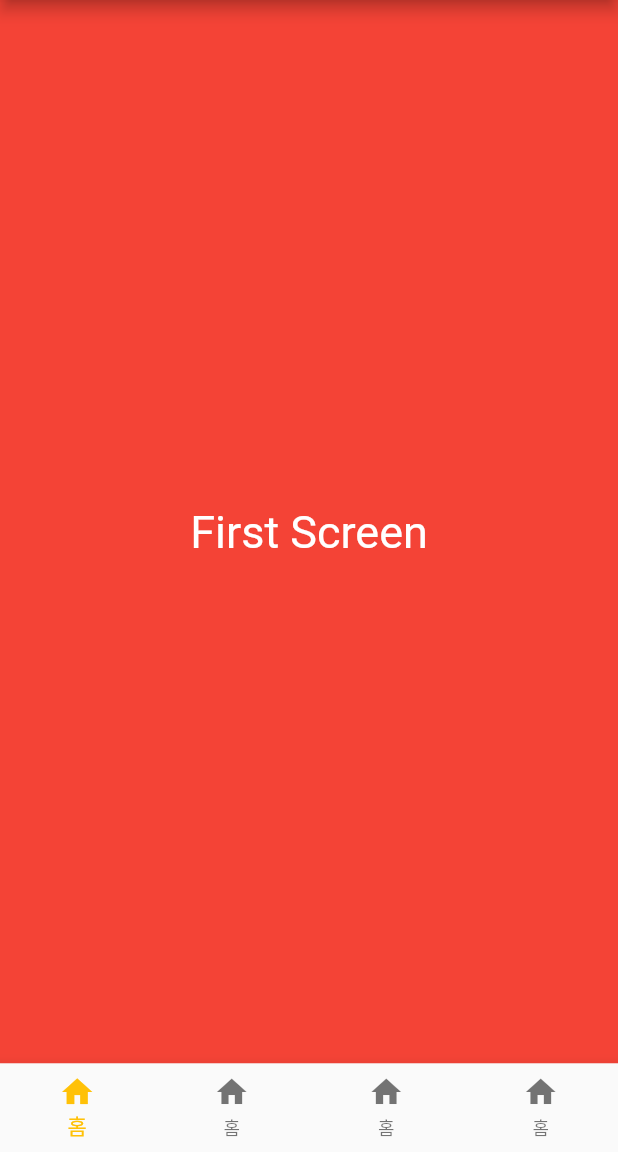
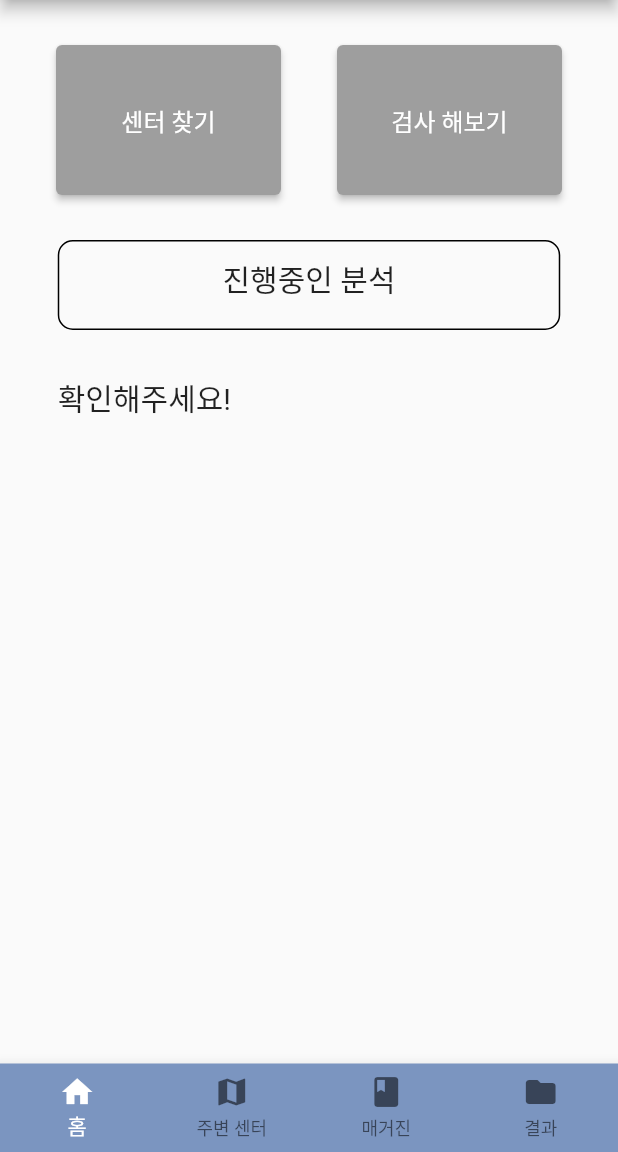
Before and after one commit to yejineeeeee/23-KDT-Hackerthon, a Flutter app: the screen it shows after launch, on a phone screen of 412 x 824 dp, the part 84-1236 px from its top. Run offline on Flutter 3.47's test engine with Material 2 defaults, Android fonts, the phone set to English and light mode, and no system bars; our stand-ins replace image_picker.

Commit message:
First Screen almost done

```diff
--- a/HTP_flutter/lib/bottom_navigation.dart
+++ b/HTP_flutter/lib/bottom_navigation.dart
@@ -22,7 +22,8 @@ class BottomNavigation extends StatelessWidget {
         TabItem.values[index],
       ),
       currentIndex: currentTab.index,
-      selectedItemColor: Colors.amber,
+      selectedItemColor: Color(0xFFFFFFFF),
+      backgroundColor: Color(0xFF7B95C0),
     );
   }
 
--- /dev/null
+++ b/HTP_flutter/lib/check_before_test.dart
@@ -0,0 +1,28 @@
+import 'package:flutter/material.dart';
+
+class CheckBeforeTestScreen extends StatelessWidget {
+  const CheckBeforeTestScreen({Key? key}): super(key: key);
+
+  @override
+  Widget build(BuildContext context) {
+    return MaterialApp(
+      debugShowCheckedModeBanner: false,
+      home: Scaffold(
+        appBar: AppBar(
+          backgroundColor: Color(0xFF597F67),
+          title: Text('확인해 주세요'),
+        ),
+        body: Container(
+          child: Column(
+            children: [
+              Text('가장 편안하고 즐거운 상태에서 그림을 그려주세요'),
+              Text('아이가 그림을 그리는 동안 모든 질문에는 "마음대로 해"라고 말해주세요'),
+              Text('유아는 8철 스케치북에 그리도록 해주세요'),
+              Text('초등학생 이상, 성인은 A4용지에 그리세요'),
+            ]
+          )
+        )
+      )
+    );
+  }
+}
--- a/HTP_flutter/lib/first_screen.dart
+++ b/HTP_flutter/lib/first_screen.dart
@@ -1,4 +1,5 @@
 import 'package:flutter/material.dart';
+import 'test_standby.dart';
 
 class FirstScreen extends StatelessWidget {
   const FirstScreen({Key? key}): super(key: key);
@@ -6,23 +7,97 @@ class FirstScreen extends StatelessWidget {
   @override
   Widget build(BuildContext context) {
     return MaterialApp(
+      debugShowCheckedModeBanner: false,
       home: Scaffold(
         appBar: AppBar(
           backgroundColor: Color(0xFF7B95C0),
           title: Text('Mind Decoder'),
         ),
         body: Container(
-          color: Colors.red,
-          child: Center(
-            child: Column(
-              mainAxisAlignment: MainAxisAlignment.center,
-              children: [
-                Text(
-                  'First Screen',
-                  style:  TextStyle(color: Colors.white, fontSize: 30),
+          child: Column(
+            children: [
+              Row(
+                mainAxisAlignment: MainAxisAlignment.spaceEvenly,
+                children: [
+                  Container(
+                    margin: const EdgeInsets.fromLTRB(0, 30, 0, 0),
+                    width: 150,
+                    height: 100,
+                    child: ElevatedButton(
+                      onPressed: () {
+                        // Navigator.push();
+                      },
+                      style: ButtonStyle(
+                        backgroundColor: MaterialStateProperty.all<Color>(Colors.grey)
+                      ),
+                      child: const Text(
+                        '센터 찾기',
+                        style: TextStyle(fontSize: 16),
+                      ),
+                    ),
+                  ),
+                  Container(
+                    margin: const EdgeInsets.fromLTRB(0, 30, 0, 0),
+                    width: 150,
+                    height: 100,
+                    child: ElevatedButton(
+                      onPressed: () {
+                        Navigator.push(
+                          context,
+                          MaterialPageRoute(
+                            builder: (context) => const TestStandbyScreen()
+                          )
+                        );
+                      },
+                      style: ButtonStyle(
+                        backgroundColor: MaterialStateProperty.all<Color>(Colors.grey)
+                      ),
+                      child: const Text(
+                        '검사 해보기',
+                        style: TextStyle(fontSize: 16),
+                      ),
+                    )
+                  ),
+                ],
+              ),
+              Container(
+                margin: const EdgeInsets.fromLTRB(0, 30, 0, 0),
+                width: 335,
+                height: 60,
+                decoration: BoxDecoration(
+                  border: Border.all(
+                    color: Colors.black,
+                    width: 1,
+                  ),
+                  borderRadius: BorderRadius.circular(10)
                 ),
-              ]
-            )
+                child: const Text(
+                  '진행중인 분석',
+                  style: TextStyle(
+                    height: 2.1,
+                    fontSize: 20,
+                    fontWeight: FontWeight.w400,
+                  ),
+                  textAlign: TextAlign.center,
+                ),
+              ),
+              Container(
+                margin: const EdgeInsets.fromLTRB(0, 30, 0, 0),
+                width: 335,
+                height: 60,
+                child: const Text(
+                  '확인해주세요!',
+                  style: TextStyle(
+                    fontSize: 20,
+                    fontWeight: FontWeight.w400,
+                  ),
+                  textAlign: TextAlign.start,
+                ),
+              ),
+              Row(
+                // 슬라이드 만들어야 함
+              )
+            ],
           )
         )
       )
--- a/HTP_flutter/lib/fourth_screen.dart
+++ b/HTP_flutter/lib/fourth_screen.dart
@@ -6,6 +6,7 @@ class FourthScreen extends StatelessWidget {
   @override
   Widget build(BuildContext context) {
     return MaterialApp(
+        debugShowCheckedModeBanner: false,
         home: Scaffold(
             appBar: AppBar(
               backgroundColor: Color(0xFF7B95C0),
--- /dev/null
+++ b/HTP_flutter/lib/how_to_upload_picture.dart
@@ -0,0 +1,48 @@
+import 'package:flutter/material.dart';
+
+class HowToUploadPictureScreen extends StatelessWidget {
+  const HowToUploadPictureScreen({Key? key}): super(key: key);
+
+  @override
+  Widget build(BuildContext context) {
+    return MaterialApp(
+      debugShowCheckedModeBanner: false,
+      home: Scaffold(
+        appBar: AppBar(
+          backgroundColor: Color(0xFF597F67),
+          title: Text('그림 업로드 방법'),
+        ),
+        body: Container(
+          child: Column(
+            children: [
+              Text('1. 사진 촬영'),
+              Text('"사진 촬영" 버튼을 통해 사진 촬영 후 올려주세요'),
+              Column(
+                children: [
+                  Text('사진 촬영시 유의 사항'),
+                  Text('도화지 전체가 사진 안에 나오도록 촬영해주세요'),
+                  Text('종이는 바닥에 내려두고 촬영해주세요'),
+                  Text('종이와 대비되는 어두운색 배경 위에 조이를 올려두고 촬영해주세요'),
+                  Text('종이와 아이의 그림을 가릴 수 있는 물건은 잠시 옆에 치워두고 촬영해주세요'),
+                  Text('그림이 찢어지거나, 구겨진 경우 AI가 정확한 인식을 할 수 없으므로 그림을 다시 그려주세요'),
+                ],
+              ),
+              Text('2. 앨범에서 불러오기'),
+              Text('그림을 미리 촬영한 경우 "앨범에서 불러오기" 버튼을 통해 앨범에서 촬영한 그림을 올려주세요'),
+              Text('3. 사진 자르기'),
+              Column(
+                children: [
+                  Text('AI의 정확도를 톺이기 위해 아이의 그림을 제외한 배경은 잘라주세요'),
+                  Text('사진 자를 때 유의 사항'),
+                  Text('종의와 같은 크기로 아이의 그림이 모두 나오게 사진을 잘라주세요'),
+                  Text('그림이 돌아간 경우 회전을 통해 그림을 맞춰주세요'),
+                  Text('아이아 그린 그림까지 잘리지 않도록 유의해주세요'),
+                ],
+              ),
+            ]
+          )
+        )
+      )
+    );
+  }
+}
--- a/HTP_flutter/lib/navbar_items.dart
+++ b/HTP_flutter/lib/navbar_items.dart
@@ -6,15 +6,15 @@ List<BottomNavigationBarItem> navbarItems = [
     label: '홈'
   ),
   const BottomNavigationBarItem(
-    icon: Icon(Icons.home),
-    label: '홈'
+    icon: Icon(Icons.map),
+    label: '주변 센터'
   ),
   const BottomNavigationBarItem(
-    icon: Icon(Icons.home),
-    label: '홈'
+    icon: Icon(Icons.book),
+    label: '매거진'
   ),
   const BottomNavigationBarItem(
-    icon: Icon(Icons.home),
-    label: '홈'
+    icon: Icon(Icons.folder),
+    label: '결과'
   ),
 ];
--- a/HTP_flutter/lib/second_screen.dart
+++ b/HTP_flutter/lib/second_screen.dart
@@ -6,6 +6,7 @@ class SecondScreen extends StatelessWidget {
   @override
   Widget build(BuildContext context) {
     return MaterialApp(
+        debugShowCheckedModeBanner: false,
         home: Scaffold(
             appBar: AppBar(
               backgroundColor: Color(0xFF7B95C0),
--- a/HTP_flutter/lib/third_screen.dart
+++ b/HTP_flutter/lib/third_screen.dart
@@ -6,6 +6,7 @@ class ThirdScreen extends StatelessWidget {
   @override
   Widget build(BuildContext context) {
     return MaterialApp(
+        debugShowCheckedModeBanner: false,
         home: Scaffold(
             appBar: AppBar(
               backgroundColor: Color(0xFF7B95C0),
--- a/HTP_flutter/pubspec.yaml
+++ b/HTP_flutter/pubspec.yaml
@@ -30,6 +30,7 @@ environment:
 dependencies:
   flutter:
     sdk: flutter
+  image_picker: ^1.0.4
 
 
   # The following adds the Cupertino Icons font to your application.
@@ -59,7 +60,7 @@ flutter:
   uses-material-design: true
 
   assets:
-    - lib/image/
+    - image/
 
   # To add assets to your application, add an assets section, like this:
   # assets:
```
Also changed, not shown: HTP_flutter/lib/test_standby.dart (added, +181 -0 lines), HTP_flutter/pubspec.lock, 5 other files.
